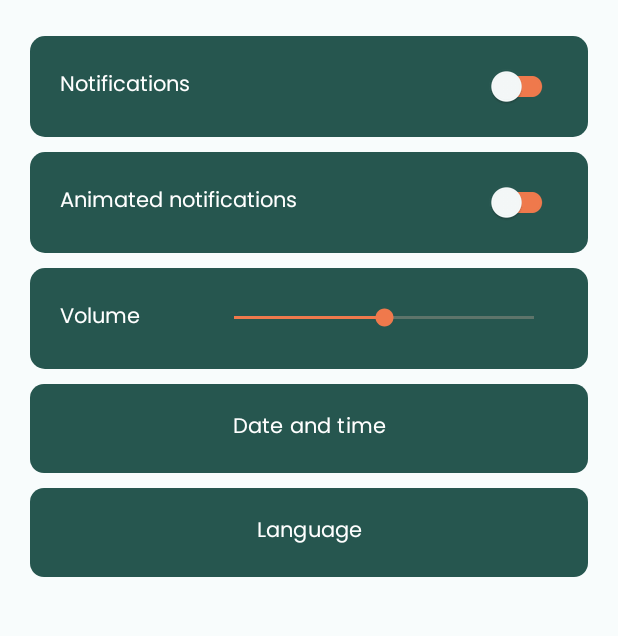
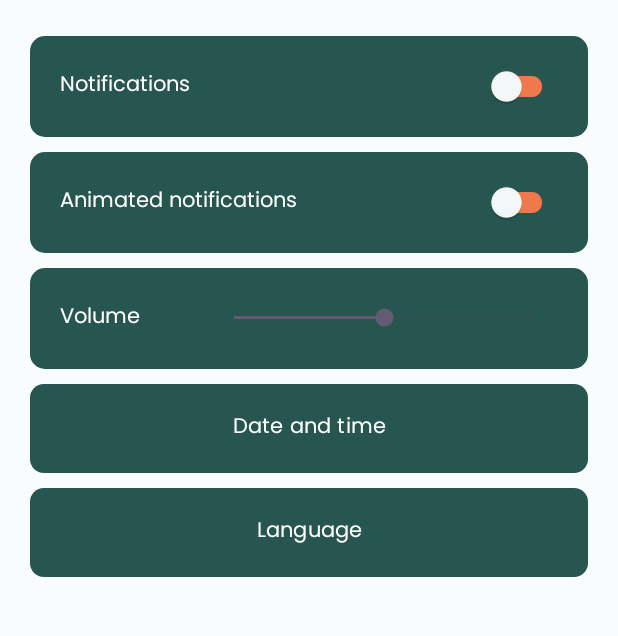
Before and after one commit to Rubendsp30/Project_CM, an Android app: the fragment SettingsFragment placed in its activity, on a phone screen of 412 x 824 dp, the part 75-711 px from its top. Run offline under Robolectric (Android 15) with nearby library versions, the phone set to English and light mode, and no system bars; our stand-ins replace Firebase (no records; nobody signed in at launch, a user with empty details on screens opened directly); libraries missing offline, so code that uses them is left out: org.eclipse.paho; 1 statement that could not run was skipped.

Commit message:
Delete SeekBar

```diff
--- a/Project_CM/app/src/main/res/layout/settings_fragment.xml
+++ b/Project_CM/app/src/main/res/layout/settings_fragment.xml
@@ -80,7 +80,6 @@
 
         <SeekBar
             android:id="@+id/seekBarVolume"
-            android:theme="@style/SeekBarStyle"
             android:layout_width="match_parent"
             android:layout_height="match_parent"
             android:max="100"
--- a/Project_CM/app/src/main/res/values/styles.xml
+++ b/Project_CM/app/src/main/res/values/styles.xml
@@ -17,11 +17,4 @@
         <item name="trackTint">@color/orange_300</item>
     </style>
 
-    <!--todo o custom seekbar já está a ser feito noutro sítio, cuidado com isto para n estar a refazer-->
-    <style name="SeekBarStyle">
-        <item name="colorControlNormal">@color/orange_100</item>
-        <item name="colorControlActivated">@color/orange_300</item>
-        <item name="colorControlHighlight">@color/orange_100</item>
-    </style>
-
 </resources>
```
